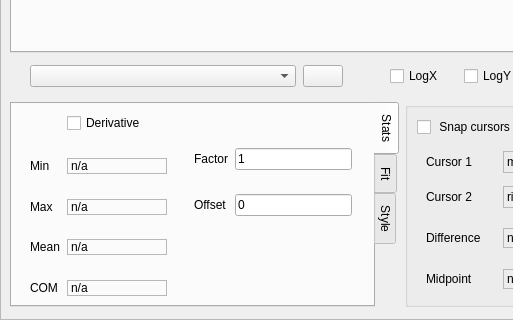
Above: gemviz/resources/bluesky_runs_catalog_run_viz.ui from BCDA-APS/gemviz before the change; both pictures show x 0 to 513 and y 421 to 741 of the 675 by 741 pixel window. Below: the same form after it.
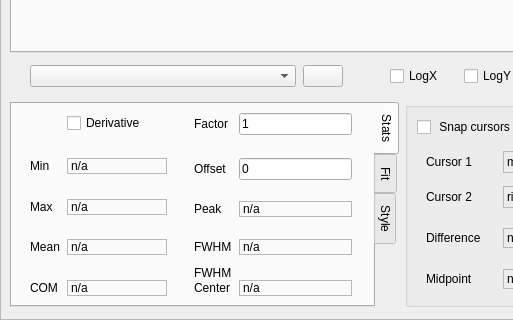
That is the form after the change. The open tabs and pages were chosen to show the change. Icons and pictures are not drawn.

The edit to the form file:
```diff
--- a/gemviz/resources/bluesky_runs_catalog_run_viz.ui
+++ b/gemviz/resources/bluesky_runs_catalog_run_viz.ui
@@ -522,6 +522,83 @@
                   <number>0</number>
                  </property>
                  <item row="2" column="2">
+                  <spacer name="verticalSpacer_4">
+                   <property name="orientation">
+                    <enum>Qt::Vertical</enum>
+                   </property>
+                   <property name="sizeHint" stdset="0">
+                    <size>
+                     <width>20</width>
+                     <height>40</height>
+                    </size>
+                   </property>
+                  </spacer>
+                 </item>
+                 <item row="12" column="0">
+                  <widget class="QLabel" name="label_3">
+                   <property name="text">
+                    <string>Center</string>
+                   </property>
+                  </widget>
+                 </item>
+                 <item row="7" column="0">
+                  <widget class="QLabel" name="label">
+                   <property name="text">
+                    <string>Peak</string>
+                   </property>
+                  </widget>
+                 </item>
+                 <item row="9" column="0">
+                  <widget class="QLabel" name="label_5">
+                   <property name="text">
+                    <string>FWHM</string>
+                   </property>
+                  </widget>
+                 </item>
+                 <item row="10" column="0">
+                  <spacer name="verticalSpacer_8">
+                   <property name="orientation">
+                    <enum>Qt::Vertical</enum>
+                   </property>
+                   <property name="sizeHint" stdset="0">
+                    <size>
+                     <width>20</width>
+                     <height>30</height>
+                    </size>
+                   </property>
+                  </spacer>
+                 </item>
+                 <item row="8" column="2">
+                  <spacer name="verticalSpacer_2">
+                   <property name="orientation">
+                    <enum>Qt::Vertical</enum>
+                   </property>
+                   <property name="sizeHint" stdset="0">
+                    <size>
+                     <width>20</width>
+                     <height>40</height>
+                    </size>
+                   </property>
+                  </spacer>
+                 </item>
+                 <item row="12" column="2">
+                  <widget class="QLabel" name="center_text">
+                   <property name="frameShape">
+                    <enum>QFrame::StyledPanel</enum>
+                   </property>
+                   <property name="text">
+                    <string>n/a</string>
+                   </property>
+                  </widget>
+                 </item>
+                 <item row="11" column="0">
+                  <widget class="QLabel" name="label_7">
+                   <property name="text">
+                    <string>FWHM</string>
+                   </property>
+                  </widget>
+                 </item>
+                 <item row="1" column="2">
                   <widget class="QLineEdit" name="factor_value">
                    <property name="toolTip">
                     <string>new_y = offset + (factor *y)</string>
@@ -531,7 +608,7 @@
                    </property>
                   </widget>
                  </item>
-                 <item row="9" column="2">
+                 <item row="11" column="2">
                   <spacer name="verticalSpacer_7">
                    <property name="orientation">
                     <enum>Qt::Vertical</enum>
@@ -539,25 +616,12 @@
                    <property name="sizeHint" stdset="0">
                     <size>
                      <width>20</width>
-                     <height>40</height>
+                     <height>16</height>
                     </size>
                    </property>
                   </spacer>
                  </item>
-                 <item row="1" column="2">
-                  <spacer name="verticalSpacer_3">
-                   <property name="orientation">
-                    <enum>Qt::Vertical</enum>
-                   </property>
-                   <property name="sizeHint" stdset="0">
-                    <size>
-                     <width>20</width>
-                     <height>35</height>
-                    </size>
-                   </property>
-                  </spacer>
-                 </item>
-                 <item row="2" column="0">
+                 <item row="1" column="0">
                   <widget class="QLabel" name="factor_label">
                    <property name="maximumSize">
                     <size>
@@ -619,6 +683,26 @@
                    </property>
                   </widget>
                  </item>
+                 <item row="7" column="2">
+                  <widget class="QLabel" name="peak_text">
+                   <property name="frameShape">
+                    <enum>QFrame::StyledPanel</enum>
+                   </property>
+                   <property name="text">
+                    <string>n/a</string>
+                   </property>
+                  </widget>
+                 </item>
+                 <item row="9" column="2">
+                  <widget class="QLabel" name="FWHM_text">
+                   <property name="frameShape">
+                    <enum>QFrame::StyledPanel</enum>
+                   </property>
+                   <property name="text">
+                    <string>n/a</string>
+                   </property>
+                  </widget>
+                 </item>
                 </layout>
                </widget>
               </item>
```
Left out of the diff: 16 changed lines with no effect on the pictures.
